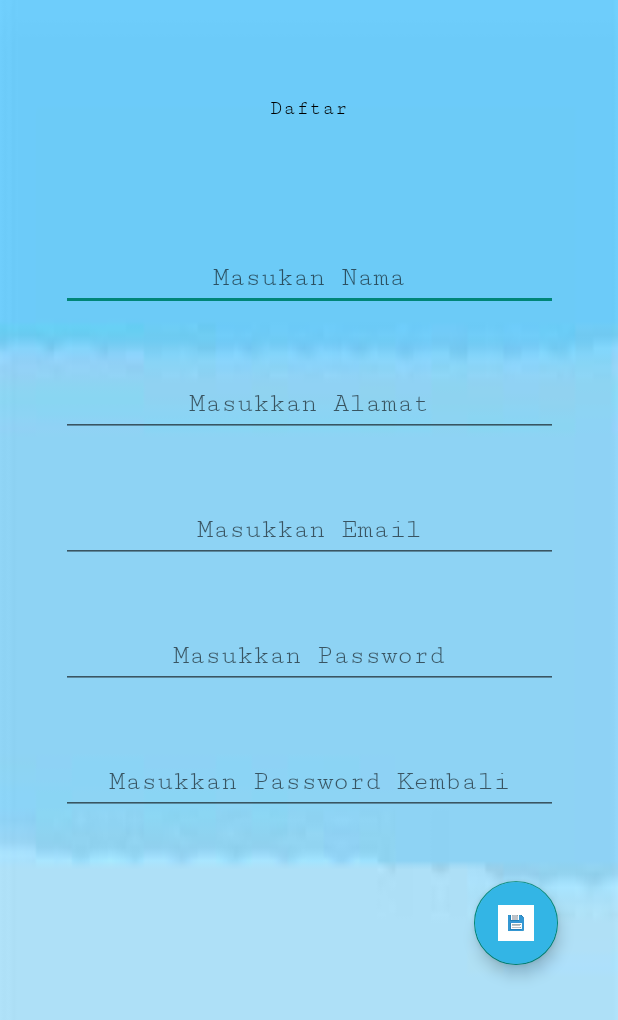
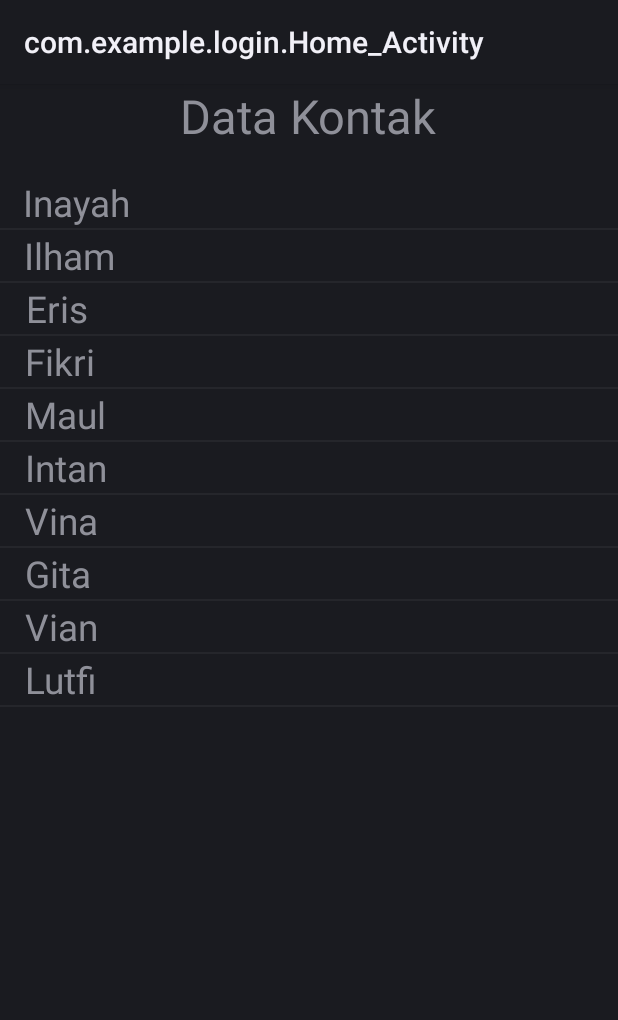
Before and after one commit to muhammadseptianputra09/ActivityAndroid, an Android app: the screen it shows after launch (Home_Activity), in the options menu, after a tap on "Pendaftaran", on a phone screen of 412 x 824 dp. Shown: the top 1020 px of the screen. Run offline under Robolectric (Android 15) with nearby library versions, the light colour scheme and no system bars.

Commit message:
popup_menu

```diff
--- /dev/null
+++ b/app/src/main/java/com/example/login/ClassNama.java
@@ -0,0 +1,15 @@
+package com.example.login;
+
+public class ClassNama {
+    private String Nama;
+
+    public  ClassNama(String nama)
+    {
+        this.Nama = nama;
+    }
+
+    public String getNama()
+    {
+        return this.Nama;
+    }
+}
--- /dev/null
+++ b/app/src/main/java/com/example/login/Home_Activity.java
@@ -0,0 +1,73 @@
+package com.example.login;
+
+import android.app.Activity;
+import android.content.Intent;
+import android.os.Bundle;
+import android.view.MenuItem;
+import android.view.View;
+import android.widget.AdapterView;
+import android.widget.ListView;
+import android.widget.PopupMenu;
+import android.widget.Toast;
+
+import androidx.appcompat.app.AppCompatActivity;
+
+import java.util.ArrayList;
+
+public class Home_Activity extends Activity implements PopupMenu.OnMenuItemClickListener {
+    private ListView list;
+    private ListViewAdapter adapter;
+    String[] listNama;
+    public static ArrayList<ClassNama> classNamaArrayList = new ArrayList<ClassNama>();
+    Bundle bundle = new Bundle();
+
+    Intent intent;
+    @Override
+    protected void onCreate(Bundle savedInstanceState) {
+        super.onCreate(savedInstanceState);
+        setContentView(R.layout.home_activity);
+
+        listNama = new String[]{"Inayah", "Ilham", "Eris", "Fikri", "Maul", "Intan", "Vina", "Gita", "Vian", "Lutfi"};
+        list = (ListView) findViewById(R.id.listkontak);
+        classNamaArrayList = new ArrayList<>();
+
+        for (int i = 0; i < listNama.length; i++) {
+            ClassNama classNama = new ClassNama(listNama[i]);
+
+            classNamaArrayList.add(classNama);
+        }
+
+        adapter = new ListViewAdapter(this);
+        list.setAdapter(adapter);
+
+        list.setOnItemClickListener(new AdapterView.OnItemClickListener(){
+
+            @Override
+            public void onItemClick(AdapterView<?> parent, View view, int position, long id) {
+                String nama = classNamaArrayList.get(position).getNama();
+                bundle.putString("a", nama.trim());
+                PopupMenu pm = new PopupMenu(getApplicationContext(), view);
+                pm.setOnMenuItemClickListener(Home_Activity.this);
+                pm.inflate(R.menu.popup_menu);
+                pm.show();
+            }
+        });
+    }
+
+    @Override
+    public boolean onMenuItemClick(MenuItem menuItem) {
+        switch (menuItem.getItemId()){
+            case R.id.mnview:
+                intent = new Intent(getApplicationContext(), activity_lihat_data.class);
+                intent.putExtras(bundle);
+                startActivity(intent);
+                break;
+
+            case R.id.mnedit:
+                Toast.makeText(getApplicationContext(), "ini untuk Edit kontak",
+                        Toast.LENGTH_SHORT).show();
+                break;
+        }
+        return false;
+    }
+}
--- /dev/null
+++ b/app/src/main/java/com/example/login/ListViewAdapter.java
@@ -0,0 +1,62 @@
+package com.example.login;
+
+import android.content.Context;
+import android.view.LayoutInflater;
+import android.view.View;
+import android.view.ViewGroup;
+import android.widget.BaseAdapter;
+import android.widget.TextView;
+
+import java.util.ArrayList;
+
+public class ListViewAdapter extends BaseAdapter {
+
+
+    @Override
+    public int getCount() {
+        return Home_Activity.classNamaArrayList.size();
+    }
+
+    @Override
+    public Object getItem(int i) {
+        return Home_Activity.classNamaArrayList.get(i);
+    }
+
+    @Override
+    public long getItemId(int i) {
+        return i;
+    }
+
+    @Override
+    public View getView(int i, View view, ViewGroup viewGroup) {
+        final ViewHolder holder;
+
+        if (view == null){
+            holder = new ViewHolder();
+            view = inflater.inflate(R.layout.item_listview, null);
+            holder.name = (TextView) view.findViewById(R.id.tvnamaitem);
+            view.setTag(holder);
+;        } else {
+            holder =(ViewHolder) view.getTag();
+        }
+        holder.name.setText(Home_Activity.classNamaArrayList.get(i).getNama());
+        return view;
+
+    }
+
+    Context mContext;
+    LayoutInflater inflater;
+    private ArrayList<ClassNama> arrayList;
+
+    public ListViewAdapter(Context context) {
+        mContext = context;
+        inflater = LayoutInflater.from(mContext);
+        this.arrayList = new ArrayList<ClassNama>();
+        this.arrayList.addAll(Home_Activity.classNamaArrayList);
+    }
+
+    public class ViewHolder{
+        TextView name;
+    }
+
+}
--- a/app/src/main/java/com/example/login/MainActivity.java
+++ b/app/src/main/java/com/example/login/MainActivity.java
@@ -44,7 +44,7 @@ public class MainActivity extends Activity {
                     Bundle b = new Bundle();
                     b.putString("a",Email.trim());
                     b.putString("b",password.trim());
-                    Intent i = new Intent(getApplicationContext(), DaftarActivity.class);
+                    Intent i = new Intent(getApplicationContext(), Home_Activity.class);
                     i.putExtras(b);
                     startActivity(i);
 
@@ -72,7 +72,7 @@ public class MainActivity extends Activity {
     public boolean onOptionsItemSelected(MenuItem item) {
         if (item.getItemId() == R.id.mnDaftar)
         {
-            Intent i = new Intent(getApplicationContext(), DaftarActivity.class);
+            Intent i = new Intent(getApplicationContext(), Home_Activity.class);
             startActivity(i);
         }
         return super.onOptionsItemSelected(item);
--- /dev/null
+++ b/app/src/main/res/layout/home_activity.xml
@@ -0,0 +1,26 @@
+<?xml version="1.0" encoding="utf-8"?>
+<LinearLayout xmlns:android="http://schemas.android.com/apk/res/android"
+    android:layout_width="match_parent"
+    android:layout_height="match_parent"
+    xmlns:tools="http://schemas.android.com/tools"
+    android:orientation="vertical"
+    tools:context="">
+
+    <TextView
+        android:id="@+id/textview6"
+        android:layout_width="wrap_content"
+        android:layout_height="wrap_content"
+        android:text="@string/datakontak"
+        android:layout_gravity="center_horizontal"
+        android:textSize="14pt"/>
+
+    <ListView
+        android:layout_marginTop="20dp"
+        android:id="@+id/listkontak"
+        android:layout_width="match_parent"
+        android:layout_height="match_parent"
+        android:dividerHeight="1dp"/>
+
+
+
+</LinearLayout>
--- /dev/null
+++ b/app/src/main/res/layout/item_listview.xml
@@ -0,0 +1,22 @@
+<?xml version="1.0" encoding="utf-8"?>
+<androidx.constraintlayout.widget.ConstraintLayout
+    xmlns:android="http://schemas.android.com/apk/res/android"
+    xmlns:app="http://schemas.android.com/apk/res-auto"
+    android:layout_width="match_parent"
+    android:layout_height="match_parent">
+
+
+    <TextView
+        android:id="@+id/tvnamaitem"
+        android:layout_width="wrap_content"
+        android:layout_height="wrap_content"
+        android:text="@string/namaitem"
+        android:textSize="11pt"
+        app:layout_constraintBottom_toBottomOf="parent"
+        app:layout_constraintEnd_toEndOf="parent"
+        app:layout_constraintHorizontal_bias="0.046"
+        app:layout_constraintStart_toStartOf="parent"
+        app:layout_constraintTop_toTopOf="parent"
+        app:layout_constraintVertical_bias="0.046" />
+
+</androidx.constraintlayout.widget.ConstraintLayout>
--- /dev/null
+++ b/app/src/main/res/menu/popup_menu.xml
@@ -0,0 +1,11 @@
+<?xml version="1.0" encoding="utf-8"?>
+<menu xmlns:android="http://schemas.android.com/apk/res/android">
+
+    <item
+        android:id="@+id/mnview"
+        android:title="@string/lihat"/>
+    <item
+        android:id="@+id/mnedit"
+        android:title="@string/editdata"/>
+
+</menu>
--- a/app/src/main/res/values/colors.xml
+++ b/app/src/main/res/values/colors.xml
@@ -8,5 +8,6 @@
     <color name="black">#FF000000</color>
     <color name="white">#FFFFFFFF</color>
     <color name="blue">#1a1aff</color>
+    <color name="devider">#694fea</color>
 
 </resources>
--- a/app/src/main/res/values/strings.xml
+++ b/app/src/main/res/values/strings.xml
@@ -14,6 +14,14 @@
     <string name="epass">Masukkan Password</string>
     <string name="erepass">Masukkan Password Kembali</string>
     <string name="ealamat">Masukkan Alamat</string>
+    <string name="lihat">Lihat Data</string>
+    <string name="editdata">Edit Data </string>
+    <string name="datakontak">Data Kontak</string>
+    <string name="namaitem">Nama Kontak</string>
+    <string name="detailkontak">Detail Kontak</string>
+    <string name="nama">Nama</string>
+    <string name="notel">Nomor Telepon</string>
+
 
     <style name="appName" parent="Theme.AppCompat.NoActionBar"></style>
 </resources>
```
Also changed, not shown: app/src/main/AndroidManifest.xml (+8 -5 lines), app/src/main/java/com/example/login/activity_lihat_data.java (added, +65 -0 lines), app/src/main/res/layout/activity_lihat_data.xml (added, +72 -0 lines).
